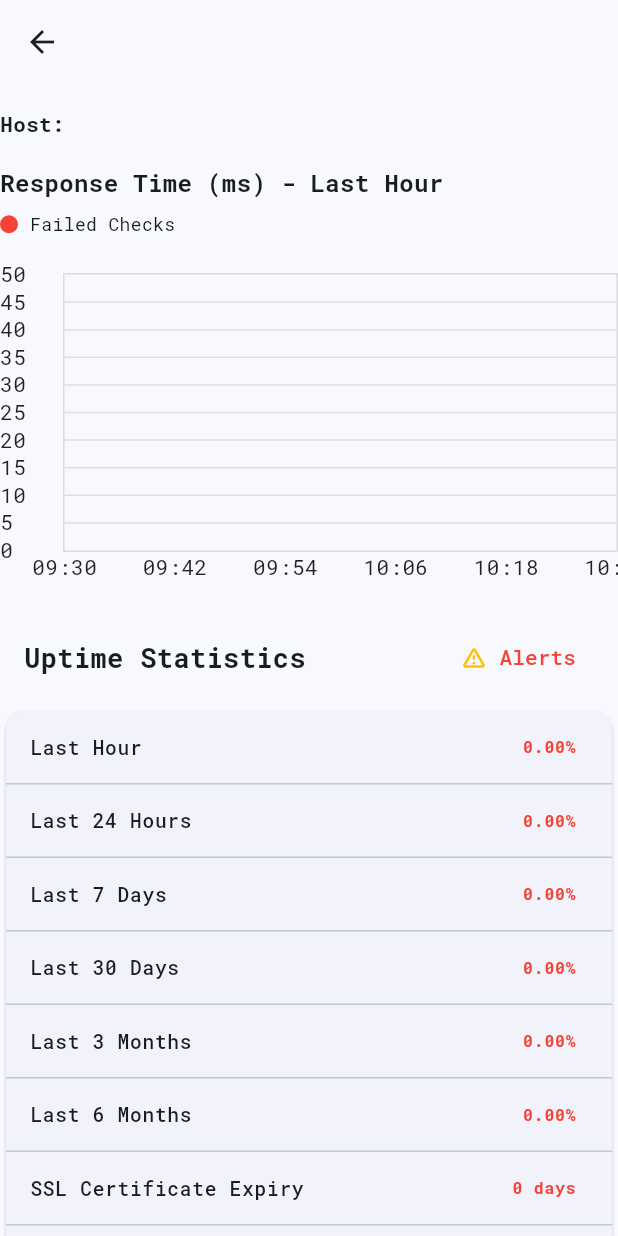
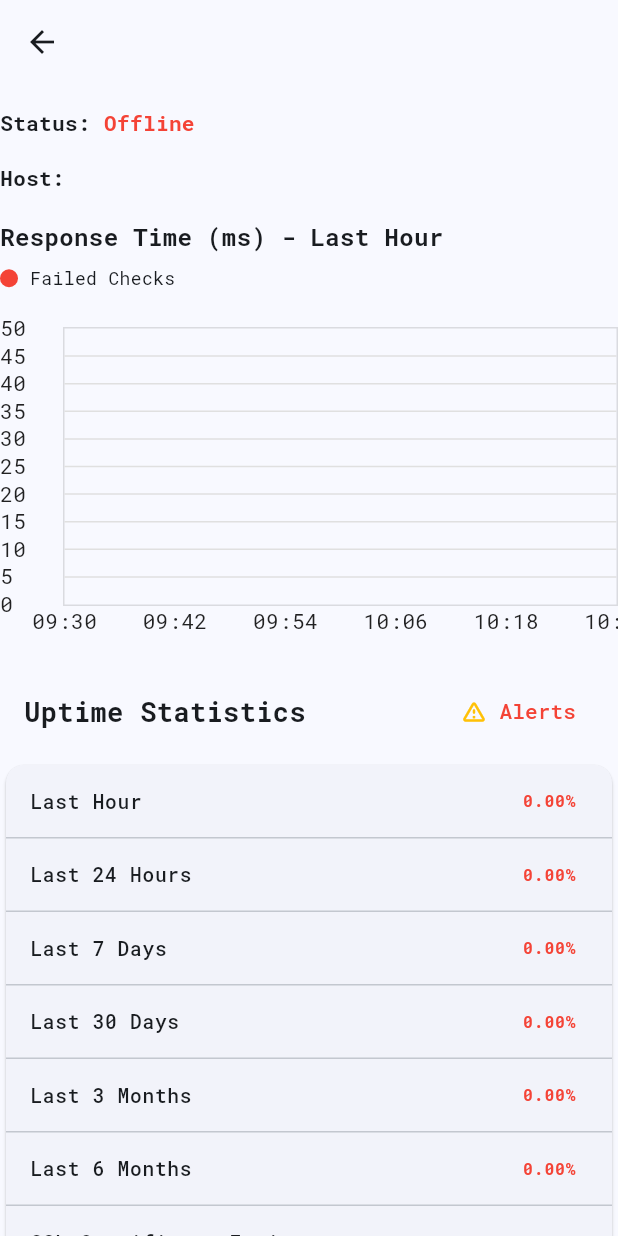
Before and after one commit to thiagoloureiro/AlertHawk.Mobile, a Flutter app: the MonitorDetailScreen screen opened directly with empty values, on a phone screen of 412 x 824 dp. Run offline on Flutter 3.47's test engine with Material 3 defaults, Android fonts, the phone set to English and light mode, and no system bars; drawn by our look-alikes of fl_chart; our stand-ins replace flutter_dotenv, font_awesome_flutter, google_fonts, shared_preferences; missing offline and left inert: aad_oauth, mobile_scanner; accounts and stored records are empty.

Commit message:
UI Improvements

```diff
--- a/lib/screens/monitor_detail_screen.dart
+++ b/lib/screens/monitor_detail_screen.dart
@@ -212,9 +212,37 @@ class _MonitorDetailScreenState extends State<MonitorDetailScreen> {
                       child: Row(
                         children: [
                           Text(
-                            widget.monitor.monitorTcp != null
-                                ? 'Host: '
-                                : 'URL: ',
+                            'Status: ',
+                            style: GoogleFonts.robotoMono(
+                              fontSize: 14,
+                              fontWeight: FontWeight.bold,
+                            ),
+                          ),
+                          Text(
+                            monitor.paused
+                                ? 'Paused'
+                                : monitor.status
+                                    ? 'Online'
+                                    : 'Offline',
+                            style: GoogleFonts.robotoMono(
+                              fontSize: 14,
+                              fontWeight: FontWeight.bold,
+                              color: monitor.paused
+                                  ? Colors.grey
+                                  : monitor.status
+                                      ? Colors.green
+                                      : Colors.red,
+                            ),
+                          ),
+                        ],
+                      ),
+                    ),
+                    Padding(
+                      padding: const EdgeInsets.only(bottom: 16.0),
+                      child: Row(
+                        children: [
+                          Text(
+                            monitor.monitorTcp != null ? 'Host: ' : 'URL: ',
                             style: GoogleFonts.robotoMono(
                               fontSize: 14,
                               fontWeight: FontWeight.bold,
@@ -222,7 +250,7 @@ class _MonitorDetailScreenState extends State<MonitorDetailScreen> {
                           ),
                           Expanded(
                             child: SelectableText(
-                              widget.monitor.checkTarget,
+                              monitor.checkTarget,
                               style: GoogleFonts.robotoMono(
                                 fontSize: 14,
                                 color: Theme.of(context).colorScheme.primary,
--- a/lib/screens/welcome_screen.dart
+++ b/lib/screens/welcome_screen.dart
@@ -163,7 +163,11 @@ class _WelcomeScreenState extends State<WelcomeScreen> {
           ),
           leading: Icon(
             Icons.circle,
-            color: monitor.status ? Colors.green : Colors.red,
+            color: monitor.paused
+                ? Colors.grey
+                : monitor.status
+                    ? Colors.green
+                    : Colors.red,
             size: 12,
           ),
         ),
```
